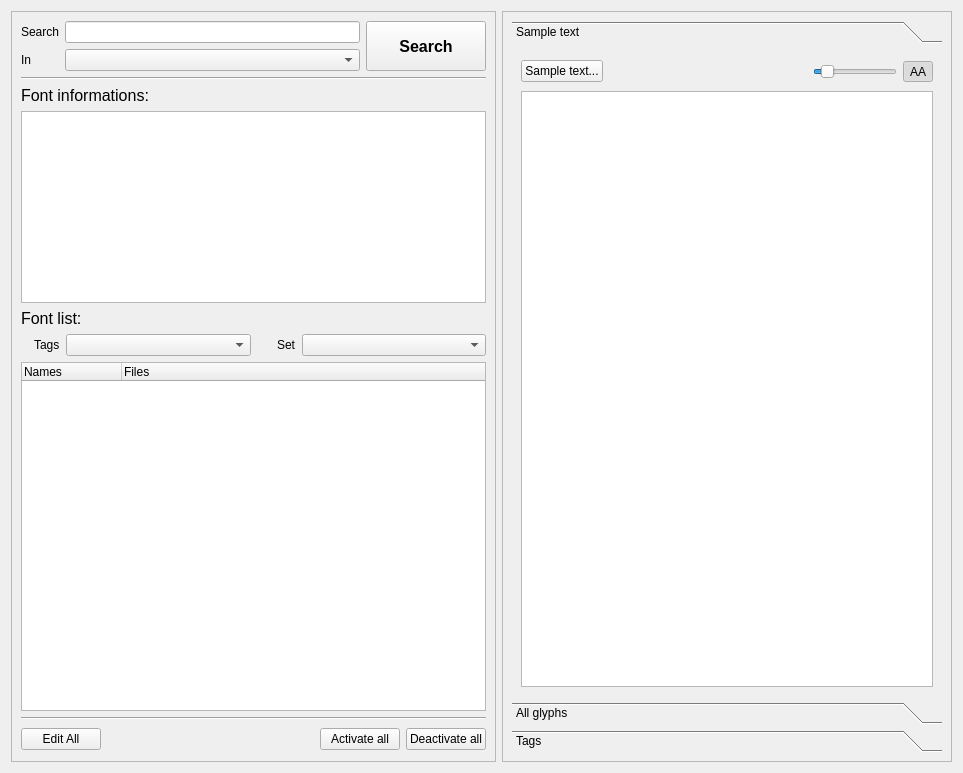
Above: src/mainview.ui from fontmatrix/fontmatrix before the change. Below: the same form after it.
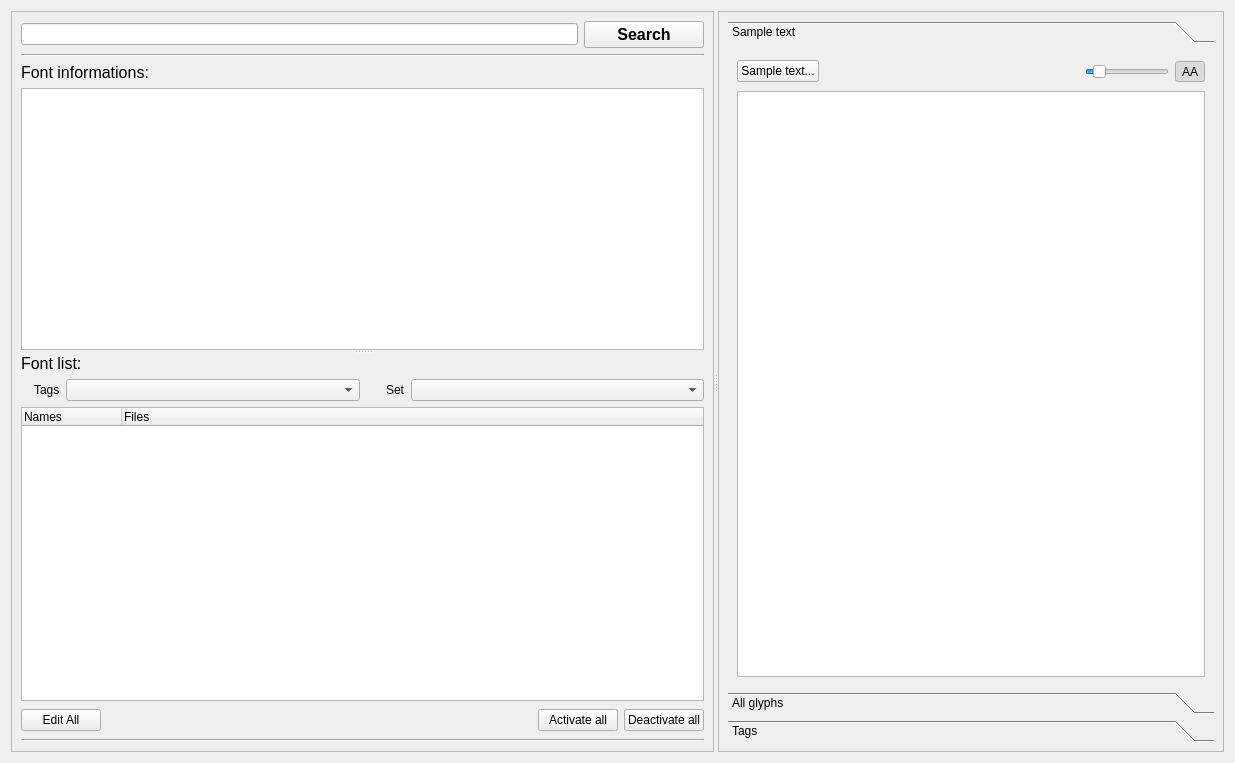
That is the form after the change. Icons and pictures are not drawn.

The edit to the form file:
```diff
--- a/src/mainview.ui
+++ b/src/mainview.ui
@@ -6,8 +6,8 @@
    <rect>
     <x>0</x>
     <y>0</y>
-    <width>963</width>
-    <height>773</height>
+    <width>1235</width>
+    <height>763</height>
    </rect>
   </property>
   <property name="windowTitle" >
@@ -15,6 +15,10 @@
   </property>
   <layout class="QGridLayout" >
    <item row="0" column="0" >
+    <widget class="QSplitter" name="splitter_2" >
+     <property name="orientation" >
+      <enum>Qt::Horizontal</enum>
+     </property>
     <widget class="QFrame" name="manageFrame" >
      <property name="sizePolicy" >
       <sizepolicy vsizetype="Expanding" hsizetype="Minimum" >
@@ -34,47 +38,13 @@
      <property name="frameShadow" >
       <enum>QFrame::Raised</enum>
      </property>
-     <layout class="QVBoxLayout" >
-      <item>
        <layout class="QGridLayout" >
         <item row="0" column="0" >
-         <layout class="QVBoxLayout" >
-          <item>
-           <widget class="QLabel" name="search" >
-            <property name="text" >
-             <string>Search</string>
-            </property>
-           </widget>
-          </item>
-          <item>
-           <widget class="QLabel" name="in" >
-            <property name="text" >
-             <string>In</string>
-            </property>
-           </widget>
-          </item>
-         </layout>
-        </item>
-        <item row="0" column="1" >
-         <layout class="QVBoxLayout" >
+        <layout class="QHBoxLayout" >
           <item>
            <widget class="QLineEdit" name="searchString" />
           </item>
           <item>
-           <widget class="QComboBox" name="searchField" >
-            <property name="sizePolicy" >
-             <sizepolicy vsizetype="Fixed" hsizetype="Expanding" >
-              <horstretch>0</horstretch>
-              <verstretch>0</verstretch>
-             </sizepolicy>
-            </property>
-           </widget>
-          </item>
-         </layout>
-        </item>
-        <item row="0" column="2" >
-         <layout class="QVBoxLayout" >
-          <item>
            <widget class="QPushButton" name="searchButton" >
             <property name="sizePolicy" >
              <sizepolicy vsizetype="Preferred" hsizetype="Minimum" >
@@ -102,22 +72,7 @@
           </item>
          </layout>
         </item>
-       </layout>
-      </item>
-      <item>
-       <widget class="Line" name="line" >
-        <property name="sizePolicy" >
-         <sizepolicy vsizetype="Fixed" hsizetype="Preferred" >
-          <horstretch>0</horstretch>
-          <verstretch>0</verstretch>
-         </sizepolicy>
-        </property>
-        <property name="orientation" >
-         <enum>Qt::Horizontal</enum>
-        </property>
-       </widget>
-      </item>
-      <item>
+       <item row="2" column="0" >
        <widget class="QLabel" name="FontInformations" >
         <property name="font" >
          <font>
@@ -132,7 +87,11 @@
         </property>
        </widget>
       </item>
-      <item>
+       <item row="3" column="0" >
+        <widget class="QSplitter" name="splitter" >
+         <property name="orientation" >
+          <enum>Qt::Vertical</enum>
+         </property>
        <widget class="QTextBrowser" name="fontInfoText" >
         <property name="sizePolicy" >
          <sizepolicy vsizetype="Preferred" hsizetype="Preferred" >
@@ -141,7 +100,8 @@
          </sizepolicy>
         </property>
        </widget>
-      </item>
+         <widget class="QWidget" name="layoutWidget" >
+          <layout class="QVBoxLayout" >
       <item>
        <widget class="QLabel" name="FontList" >
         <property name="font" >
@@ -277,19 +237,6 @@
         </column>
        </widget>
       </item>
-      <item>
-       <widget class="Line" name="line_2" >
-        <property name="sizePolicy" >
-         <sizepolicy vsizetype="Fixed" hsizetype="Preferred" >
-          <horstretch>0</horstretch>
-          <verstretch>0</verstretch>
-         </sizepolicy>
-        </property>
-        <property name="orientation" >
-         <enum>Qt::Horizontal</enum>
-        </property>
-       </widget>
-      </item>
       <item>
        <layout class="QHBoxLayout" >
         <item>
@@ -333,8 +280,30 @@
       </item>
      </layout>
     </widget>
-   </item>
-   <item row="0" column="1" >
+        </widget>
+       </item>
+       <item row="4" column="0" >
+        <widget class="Line" name="line_2" >
+         <property name="sizePolicy" >
+          <sizepolicy vsizetype="Fixed" hsizetype="Preferred" >
+           <horstretch>0</horstretch>
+           <verstretch>0</verstretch>
+          </sizepolicy>
+         </property>
+         <property name="orientation" >
+          <enum>Qt::Horizontal</enum>
+         </property>
+        </widget>
+       </item>
+       <item row="1" column="0" >
+        <widget class="Line" name="line" >
+         <property name="orientation" >
+          <enum>Qt::Horizontal</enum>
+         </property>
+        </widget>
+       </item>
+      </layout>
+     </widget>
     <widget class="QFrame" name="viewFrame" >
      <property name="sizePolicy" >
       <sizepolicy vsizetype="Expanding" hsizetype="Expanding" >
@@ -365,8 +334,8 @@
           <rect>
            <x>0</x>
            <y>0</y>
-           <width>432</width>
-           <height>640</height>
+            <width>685</width>
+            <height>630</height>
           </rect>
          </property>
          <attribute name="label" >
@@ -597,6 +566,7 @@
        </widget>
       </item>
      </layout>
+     </widget>
     </widget>
    </item>
   </layout>
```
Lines whose indentation alone changed are shown as unchanged.
